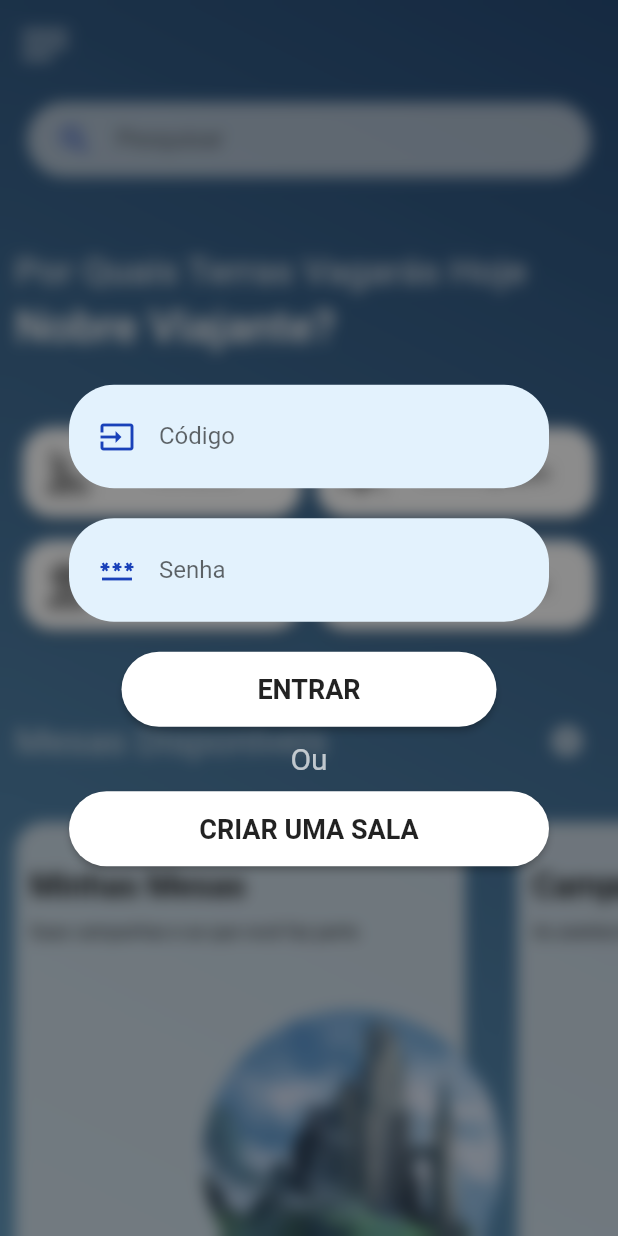
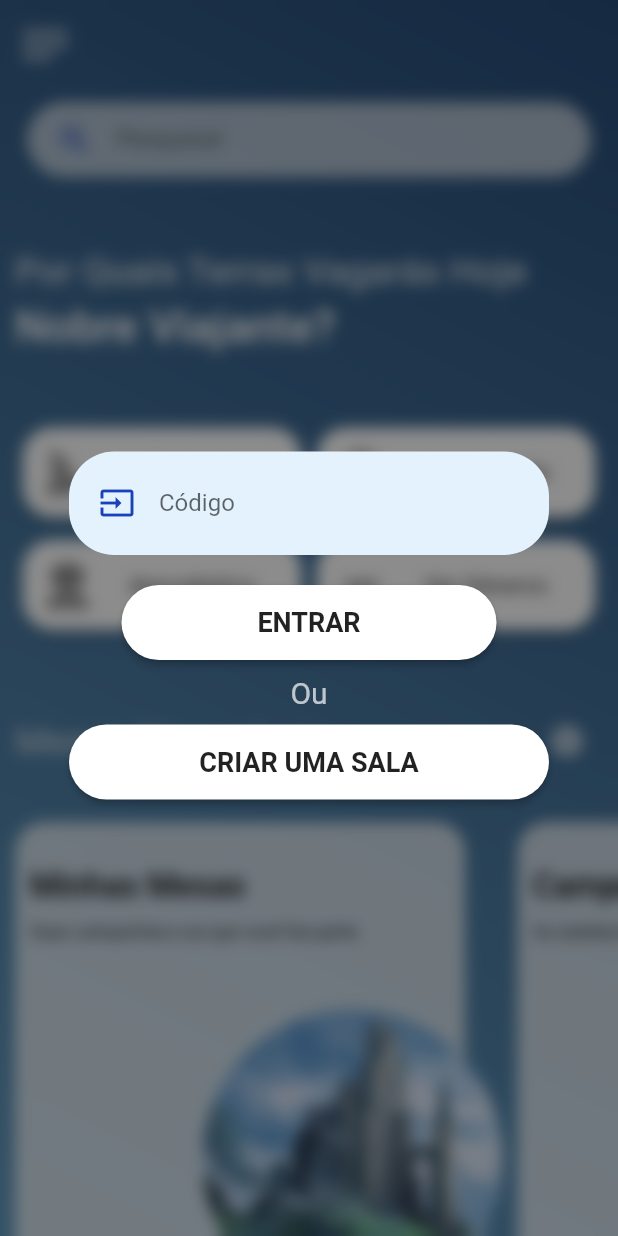
Before and after one commit to Lucaspozzif/app_rpg, a Flutter app: the MenuPage screen opened directly, after a tap on the "add circle" icon, on a phone screen of 412 x 824 dp. Run offline on Flutter 3.47's test engine with Material 2 defaults, Android fonts, the phone set to English and light mode, and no system bars; our stand-ins replace cloud_firestore, firebase_auth, firebase_core; missing offline and left inert: dart:js; accounts and stored records are empty.

Commit message:
game password remotion

```diff
--- a/lib/menu.dart
+++ b/lib/menu.dart
@@ -522,29 +522,6 @@ class _GameMenuState extends State<GameMenu> {
                     },
                   ),
                 ),
-                Container(
-                  margin: EdgeInsets.symmetric(vertical: 10),
-                  padding: EdgeInsets.symmetric(vertical: 5, horizontal: 20),
-                  width: 320,
-                  decoration: BoxDecoration(
-                      color: Colors.blue[50],
-                      borderRadius: BorderRadius.circular(30)),
-                  child: TextFormField(
-                    decoration: InputDecoration(
-                        border: InputBorder.none,
-                        icon: Icon(
-                          Icons.password,
-                          color: Color.fromRGBO(25, 65, 185, 1),
-                        ),
-                        labelText: 'Senha'),
-                    validator: (value) {
-                      if (value!.isEmpty) {
-                        return 'Digite a senha da sala';
-                      }
-                      return null;
-                    },
-                  ),
-                ),
                 SizedBox(
                   height: 10,
                 ),
```
